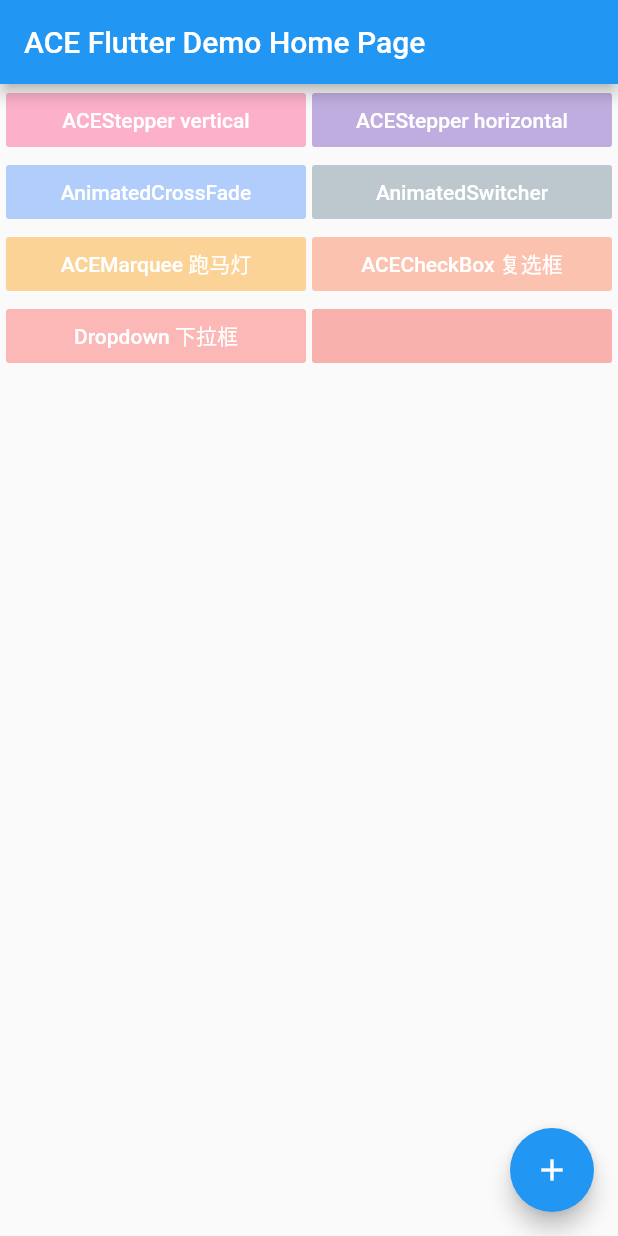
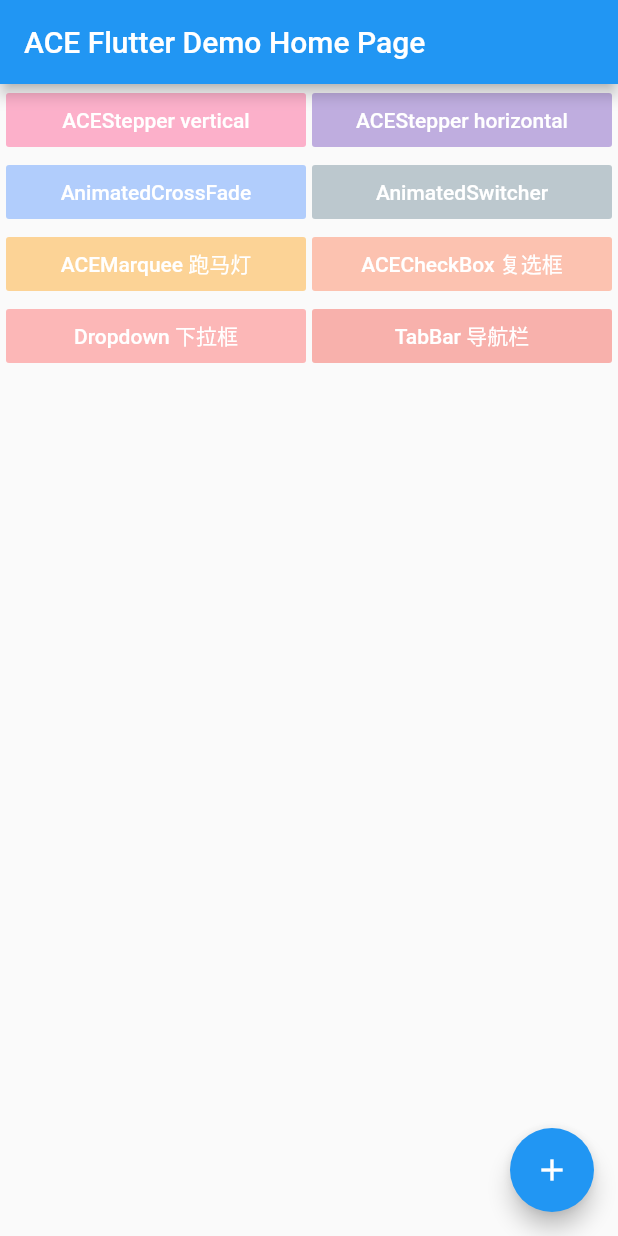
Before and after one commit to ACE-YANGCE/FlutterApp, a Flutter app: the screen it shows after launch, on a phone screen of 412 x 824 dp. Run offline on Flutter 3.47's test engine with Material 2 defaults, Android fonts, the phone set to English and light mode, and no system bars.

Commit message:
TabBar 标签导航栏

```diff
--- a/lib/main.dart
+++ b/lib/main.dart
@@ -1,6 +1,7 @@
 import 'package:flutter/material.dart';
 import 'package:flutter_app/page/ace_marquee_page.dart';
 import 'package:flutter_app/page/ace_stepper_page.dart';
+import 'package:flutter_app/page/tabbar_page.dart';
 import 'package:flutter_app/widget/ace_stepper.dart';
 import 'package:flutter_app/page/animated_cross_fade_page.dart';
 import 'package:flutter_app/page/animated_switcher_page.dart';
@@ -26,6 +27,7 @@ class MyApp extends StatelessWidget {
           'aceMarqueePage': (BuildContext context) => ACEMarqueePage(),
           'aceCheckBoxPage': (BuildContext context) => ACECheckBoxPage(),
           'dropDownPage': (BuildContext context) => DropDownPage(),
+          'tabBarPage': (BuildContext context) => TabBarPage(),
         });
   }
 }
@@ -77,7 +79,7 @@ class _MyHomePageState extends State<MyHomePage> {
               Row(children: <Widget>[
                 _itemWid('Dropdown 下拉框', 6, Colors.redAccent.withOpacity(0.4)),
                 SizedBox(width: 4),
-                _itemWid('', 7, Colors.red.withOpacity(0.4))
+                _itemWid('TabBar 导航栏', 7, Colors.red.withOpacity(0.4))
               ])
             ])),
         floatingActionButton: FloatingActionButton(
@@ -123,6 +125,9 @@ class _MyHomePageState extends State<MyHomePage> {
       case 6:
         Navigator.pushNamed(context, 'dropDownPage');
         break;
+      case 7:
+        Navigator.pushNamed(context, 'tabBarPage');
+        break;
     }
   }
 }
--- /dev/null
+++ b/lib/page/tabbar_page.dart
@@ -0,0 +1,125 @@
+import 'package:flutter/gestures.dart';
+import 'package:flutter/material.dart';
+
+class TabBarPage extends StatefulWidget {
+  @override
+  _TabBarPageState createState() => new _TabBarPageState();
+}
+
+class _TabBarPageState extends State<TabBarPage>
+    with SingleTickerProviderStateMixin {
+  TabController _tabController;
+
+  @override
+  void dispose() {
+    _tabController.dispose();
+    super.dispose();
+  }
+
+  void initState() {
+    super.initState();
+    _tabController = new TabController(vsync: this, length: 8);
+  }
+
+//  @override
+//  Widget build(BuildContext context) => DefaultTabController(
+//      length: 4,
+//      child: Scaffold(
+//          appBar: AppBar(
+//              title: Text('TabBar Page'),
+//              bottom: TabBar(tabs: <Widget>[
+//                Tab(text: '今日爆款'),
+//                Tab(text: '土货生鲜'),
+//                Tab(text: '会员中心'),
+//                Tab(text: '分类')
+//              ])),
+//          body: TabBarView(children: <Widget>[
+//            Center(child: Text('今日爆款')),
+//            Center(child: Text('土货生鲜')),
+//            Center(child: Text('会员中心')),
+//            Center(child: Text('分类'))
+//          ])));
+
+  @override
+  Widget build(BuildContext context) {
+    return MaterialApp(
+        home: Column(children: <Widget>[
+      Expanded(
+          child: Scaffold(
+              appBar:
+                  AppBar(title: Text('TabBar Page Top'), bottom: _tabBarTop()),
+              body: _tabBarView())),
+      Expanded(
+          child: Scaffold(
+              appBar:
+                  AppBar(title: Text('TabBar Page'), bottom: _tabBarBottom()),
+              body: _tabBarView()))
+//          Expanded(
+//              child: Scaffold(
+//                  appBar: AppBar(title: _tabBarBottom()), body: _tabBarView())),
+//          Expanded(
+//              child: Scaffold(
+//                  appBar: AppBar(
+//                      title: _tabBarBottom(),
+//                      leading: Icon(Icons.android),
+//                      actions: <Widget>[
+//                        Padding(
+//                            padding: EdgeInsets.symmetric(horizontal: 10),
+//                            child: Icon(Icons.list))
+//                      ]),
+//                  body: _tabBarView()))
+    ]));
+  }
+
+  _tabBarView() => TabBarView(
+          controller: _tabController,
+          physics: NeverScrollableScrollPhysics(),
+//            dragStartBehavior: DragStartBehavior.down,
+          children: <Widget>[
+            Center(child: Text('今日爆款')),
+            Center(child: Text('土货生鲜')),
+            Center(child: Text('会员中心')),
+            Center(child: Text('分类')),
+            Center(child: Text('今日爆款')),
+            Center(child: Text('土货生鲜')),
+            Center(child: Text('会员中心')),
+            Center(child: Text('分类'))
+          ]);
+
+  _tabBarTop() => TabBar(tabs: <Widget>[
+        Tab(text: '今日爆款'),
+        Tab(text: '土货生鲜'),
+        Tab(text: '会员中心'),
+        Tab(text: '分类'),
+        Tab(text: '今日爆款'),
+        Tab(text: '土货生鲜'),
+        Tab(text: '会员中心'),
+        Tab(text: '分类')
+      ], controller: _tabController);
+
+  _tabBarBottom() => TabBar(
+      indicatorColor: Colors.redAccent,
+      indicatorWeight: 4,
+      indicatorSize: TabBarIndicatorSize.label,
+      indicatorPadding: EdgeInsets.all(5),
+      labelColor: Colors.redAccent,
+      labelStyle: TextStyle(color: Colors.green, fontSize: 16),
+      labelPadding: EdgeInsets.all(4),
+      unselectedLabelColor: Colors.white,
+      unselectedLabelStyle: TextStyle(color: Colors.purpleAccent, fontSize: 14),
+      dragStartBehavior: DragStartBehavior.down,
+      isScrollable: true,
+      tabs: <Widget>[
+        Tab(text: '今日爆款'),
+        Tab(text: '土货生鲜'),
+        Tab(text: '会员中心'),
+        Tab(
+            child: Text('分类',
+                style: TextStyle(color: Colors.black, fontSize: 18))),
+        Tab(text: '今日爆款'),
+        Tab(text: '土货生鲜'),
+        Tab(text: '会员中心'),
+        Tab(text: '分类')
+      ],
+      controller: _tabController);
+}
```
